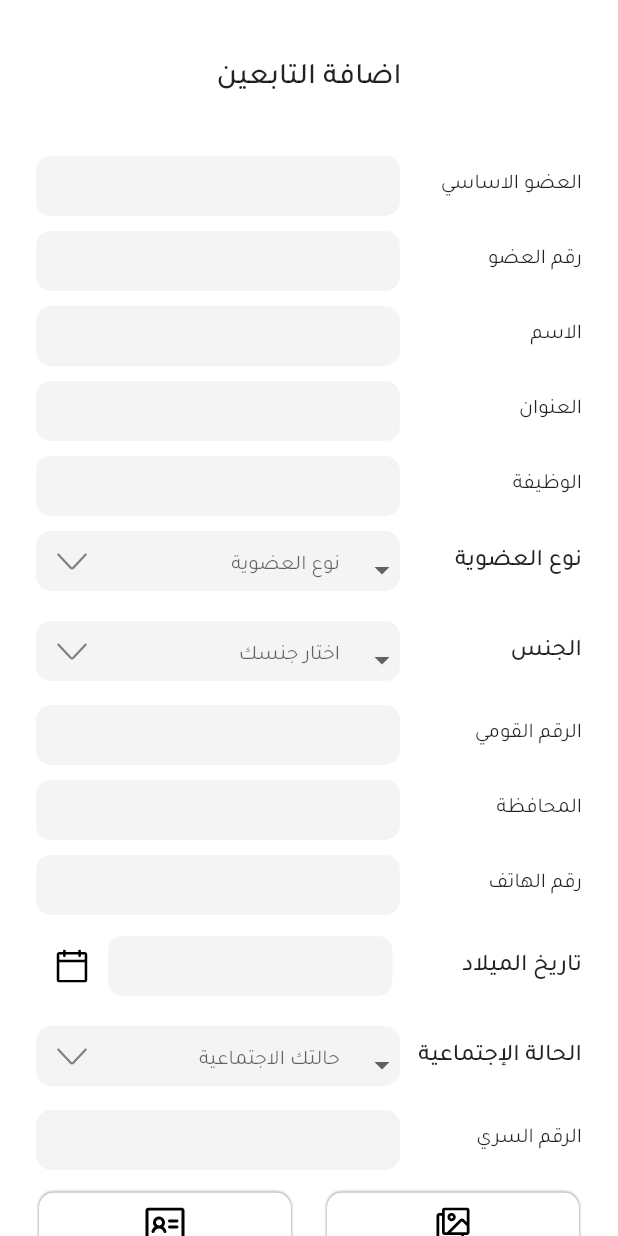
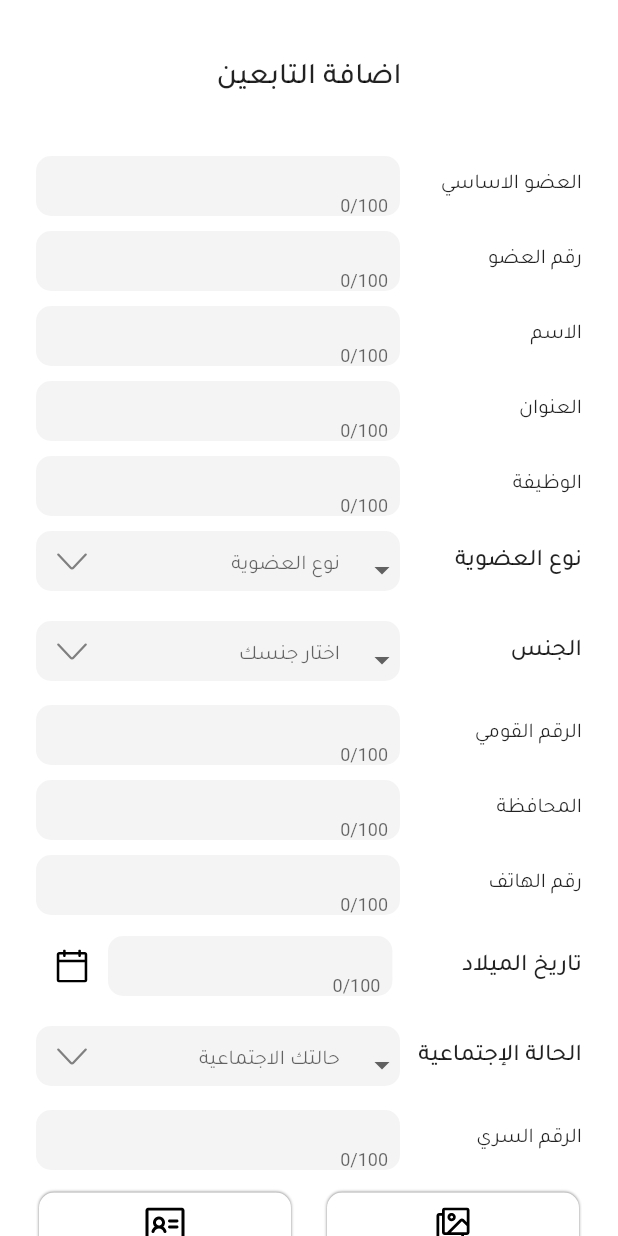
Before and after one commit to MahmoudHosni/edhp-main, a Flutter app: the AddRelativesScreen screen opened by its route, on a phone screen of 412 x 824 dp. Run offline on Flutter 3.47's test engine with Material 2 defaults, Android fonts, the phone set to English and light mode, and no system bars; our stand-ins replace bloc, cached_network_image, dio, dropdown_button2, equatable, flutter_bloc and 5 more; missing offline and left inert: flutter_file_dialog; accounts and stored records are empty.

Commit message:
save code 26-12-2023

```diff
--- a/lib/core/utils/app_components/widgets/default_text_form_filed_without_label.dart
+++ b/lib/core/utils/app_components/widgets/default_text_form_filed_without_label.dart
@@ -20,8 +20,9 @@ class DefaultTextFormFieldWithoutLabel extends StatelessWidget {
   bool isClickable = true;
   double? radius = 10;
   String? error;
+  int maxLen;
 
-  DefaultTextFormFieldWithoutLabel({Key? key, this.error='',
+  DefaultTextFormFieldWithoutLabel({Key? key,required this.maxLen, this.error='',
   required this.controller,
   required this.keyboardType,
   this.onSubmit,
@@ -50,7 +51,7 @@ class DefaultTextFormFieldWithoutLabel extends StatelessWidget {
       child: Padding(
         padding: const EdgeInsets.symmetric(horizontal: 8.0),
         child: TextFormField(
-          textAlign: TextAlign.end,
+          textAlign: TextAlign.end,maxLength: maxLen,
           enabled: isClickable,
           style: Styles.textStyle14W400,
           minLines: minLines,
--- a/lib/features/add_relatives/add_relatives_screen.dart
+++ b/lib/features/add_relatives/add_relatives_screen.dart
@@ -56,7 +56,7 @@ class AddRelativesScreen extends StatelessWidget {
                 const SizedBox(
                   height: 40,
                 ),
-                MembershipTextFormField(error: primaryMemberController.text.length==14?'':"",onSummit: (value) {
+                MembershipTextFormField(maxLength: 100,error: primaryMemberController.text.length==14?'':"",onSummit: (value) {
 
                    },
                   validation: (value){
@@ -66,7 +66,7 @@ class AddRelativesScreen extends StatelessWidget {
                   textInputType: TextInputType.text,
                   nameOfField: 'العضو الاساسي',
                 ),
-                MembershipTextFormField(error: memberNumberController.text.length==14?'':"",onSummit: (value) {
+                MembershipTextFormField(maxLength: 100,error: memberNumberController.text.length==14?'':"",onSummit: (value) {
 
                    },
                   validation: (value){
@@ -76,7 +76,7 @@ class AddRelativesScreen extends StatelessWidget {
                   textInputType: TextInputType.text,
                   nameOfField: 'رقم العضو',
                 ),
-                MembershipTextFormField(error: nameController.text.length==14?'':"",onSummit: (value) {
+                MembershipTextFormField(maxLength: 100,error: nameController.text.length==14?'':"",onSummit: (value) {
 
                 },
                   validation: (value){
@@ -86,7 +86,7 @@ class AddRelativesScreen extends StatelessWidget {
                   textInputType: TextInputType.text,
                   nameOfField: 'الاسم',
                 ),
-                MembershipTextFormField(error: addressController.text.length==14?'':"",onSummit: (value) {
+                MembershipTextFormField(maxLength: 100,error: addressController.text.length==14?'':"",onSummit: (value) {
 
                 },
                   validation: (value){
@@ -96,7 +96,7 @@ class AddRelativesScreen extends StatelessWidget {
                   textInputType: TextInputType.text,
                   nameOfField: 'العنوان',
                 ),
-                MembershipTextFormField(error: jobController.text.length==14?'':"",onSummit: (value) {
+                MembershipTextFormField(maxLength: 100,error: jobController.text.length==14?'':"",onSummit: (value) {
 
                 },
                   validation: (value){
@@ -242,7 +242,7 @@ class AddRelativesScreen extends StatelessWidget {
                 const SizedBox(
                   height: 16,
                 ),
-                MembershipTextFormField(error: notationIdController.text.length==14?'':"",onSummit: (value) {
+                MembershipTextFormField(maxLength: 100,error: notationIdController.text.length==14?'':"",onSummit: (value) {
 
                 },
                   validation: (value){
@@ -252,7 +252,7 @@ class AddRelativesScreen extends StatelessWidget {
                   textInputType: TextInputType.number,
                   nameOfField: 'الرقم القومي',
                 ),
-                MembershipTextFormField(error: governorateController.text.length==14?'':"",onSummit: (value) {
+                MembershipTextFormField(maxLength: 100,error: governorateController.text.length==14?'':"",onSummit: (value) {
 
                 },
                   validation: (value){
@@ -262,7 +262,7 @@ class AddRelativesScreen extends StatelessWidget {
                   textInputType: TextInputType.text,
                   nameOfField: 'المحافظة',
                 ),
-                MembershipTextFormField(error: phoneNumberController.text.length==14?'':"",onSummit: (value) {
+                MembershipTextFormField(maxLength: 100,error: phoneNumberController.text.length==14?'':"",onSummit: (value) {
 
                 },
                   validation: (value){
@@ -282,7 +282,7 @@ class AddRelativesScreen extends StatelessWidget {
                     ),
                     Expanded(
                       flex: 6,
-                      child: DefaultTextFormFieldWithoutLabel(error: birthDateController.text.length==14?'':"",
+                      child: DefaultTextFormFieldWithoutLabel(maxLen: 100,error: birthDateController.text.length==14?'':"",
                         controller: birthDateController,
                         keyboardType: TextInputType.text,
                         validation: (value){},
@@ -363,7 +363,7 @@ class AddRelativesScreen extends StatelessWidget {
                 const SizedBox(
                   height: 16,
                 ),
-                MembershipTextFormField(error: passwordController.text.length==14?'':"",onSummit: (value) {
+                MembershipTextFormField(maxLength: 100,error: passwordController.text.length==14?'':"",onSummit: (value) {
 
                 },
                   validation: (value){
--- a/lib/features/confirm_membership_data/confirm_membership_data_screen.dart
+++ b/lib/features/confirm_membership_data/confirm_membership_data_screen.dart
@@ -64,8 +64,8 @@ class _ConfirmMembershipDataScreenState extends State<ConfirmMembershipDataScree
                     const SizedBox(
                       height: 34,
                     ),
-                    ConfirmDataFieldAndValueItem(field: 'الإسم', value: (CacheHelper.getData(key: 'name') )),
-                    ConfirmDataFieldAndValueItem(field: 'رقم الهاتف', value: CacheHelper.getData(key: 'profile')),
+                    ConfirmDataFieldAndValueItem(field: 'الإسم', value: (CacheHelper.getData(key: 'profile') )),
+                    ConfirmDataFieldAndValueItem(field: 'رقم الهاتف', value: CacheHelper.getData(key: 'name')),
                     ConfirmDataFieldAndValueItem(field: 'الجنس', value: widget.subscriptionRequest.Gender==1?genderItems[0]:genderItems[1]),
                     ConfirmDataFieldAndValueItem(field: 'الرقم القومي', value: widget.subscriptionRequest?.IdentityNumber ??''),
                     ConfirmDataFieldAndValueItem(field: 'المبلغ', value: widget.subscriptionRequest.Cost ??''),
--- a/lib/features/edit_profile/edit_profile_screen.dart
+++ b/lib/features/edit_profile/edit_profile_screen.dart
@@ -136,7 +136,7 @@ class EditProfileScreen extends StatelessWidget {
                           height: MediaQuery.of(context).size.height / 25,
                         ),
                         const Align(alignment: AlignmentDirectional.centerEnd,child: Text('الإسم' , style: Styles.textStyle16W500,),),
-                        DefaultTextFormFieldWithoutLabel(error: nameController.text.length==14?'':"",
+                        DefaultTextFormFieldWithoutLabel(maxLen:  100,error: nameController.text.length==14?'':"",
                           controller: nameController,onChange: (value) => {
                               nameController.text = value
                           },
@@ -152,7 +152,7 @@ class EditProfileScreen extends StatelessWidget {
                           height: 15,
                         ),
                         const Align(alignment: AlignmentDirectional.centerEnd,child: Text('اسم المستخدم' , style: Styles.textStyle16W500,),),
-                        DefaultTextFormFieldWithoutLabel(error: usernameController.text.length==14?'':"",
+                        DefaultTextFormFieldWithoutLabel(maxLen : 100,error: usernameController.text.length==14?'':"",
                           controller: usernameController,
                           keyboardType: TextInputType.text,
                           validation: (value){
@@ -167,7 +167,7 @@ class EditProfileScreen extends StatelessWidget {
                           height: 15,
                         ),
                         const Align(alignment: AlignmentDirectional.centerEnd,child: Text('الرقم القومي' , style: Styles.textStyle16W500,),),
-                        DefaultTextFormFieldWithoutLabel(error: identityNumberController.text.length==14?'':"",
+                        DefaultTextFormFieldWithoutLabel(maxLen: 100,error: identityNumberController.text.length==14?'':"",
                           controller: identityNumberController,
                           keyboardType: TextInputType.text,
                           validation: (value){
@@ -181,7 +181,7 @@ class EditProfileScreen extends StatelessWidget {
                           height: 15,
                         ),
                         const Align(alignment: AlignmentDirectional.centerEnd,child: Text('البريد الالكتروني' , style: Styles.textStyle16W500,),),
-                        DefaultTextFormFieldWithoutLabel(error: emailController.text.length==14?'':"",
+                        DefaultTextFormFieldWithoutLabel(maxLen: 100,error: emailController.text.length==14?'':"",
                           controller: emailController,
                           keyboardType: TextInputType.text,
                           validation: (value){
@@ -195,7 +195,7 @@ class EditProfileScreen extends StatelessWidget {
                           height: 15,
                         ),
                         const Align(alignment: AlignmentDirectional.centerEnd,child: Text('رقم الهاتف' , style: Styles.textStyle16W500,),),
-                        DefaultTextFormFieldWithoutLabel(error: phoneNumberController.text.length==14?'':"",
+                        DefaultTextFormFieldWithoutLabel(maxLen: 100,error: phoneNumberController.text.length==14?'':"",
                           controller: phoneNumberController,
                           keyboardType: TextInputType.number,
                           validation: (value){
--- a/lib/features/layout/cubit/cubit.dart
+++ b/lib/features/layout/cubit/cubit.dart
@@ -47,7 +47,8 @@ class LayoutCubit extends Cubit<LayoutStates>{
       adsImage = [];
       value.data.forEach((element) {
         var adv = Advertisement.fromJson(element);
-        adsImage.add('$baseUrl${EndPoint.imgPath}?referenceTypeId=4&referenceId=${adv.iD}');
+        print(adv.iD.toString());
+        adsImage.add('$baseUrl${EndPoint.imgPath}?referenceTypeId=4&referenceId=${adv.iD}&id=${Random().nextInt(100000)}');
         advertisements?.add(adv);
       });
 
--- a/lib/features/membership_data/widgets/membership_text_form_field.dart
+++ b/lib/features/membership_data/widgets/membership_text_form_field.dart
@@ -6,7 +6,7 @@ import '../../../core/utils/styles/styles.dart';
 class MembershipTextFormField extends StatelessWidget {
 
   MembershipTextFormField({
-    super.key,required this.error,
+    super.key,required this.maxLength,required this.error,
     required this.onSummit,
     required this.validation,
     required this.controller,
@@ -14,6 +14,7 @@ class MembershipTextFormField extends StatelessWidget {
     required this.nameOfField,
     this.isClickable = true,
   });
+  final int maxLength;
   final String error;
   final String? Function(String? value) onSummit;
   TextEditingController controller;
@@ -30,7 +31,7 @@ class MembershipTextFormField extends StatelessWidget {
           children: [
             Expanded(
               flex: 2,
-              child: DefaultTextFormFieldWithoutLabel(error: error,
+              child: DefaultTextFormFieldWithoutLabel(maxLen: maxLength,error: error,
                 controller: controller,onSubmit: onSummit,
                 keyboardType: textInputType,
                 validation: validation,onChange: validation,
--- a/lib/features/organization_membership/organization_membership_data/widgets/membership_text_form_field.dart
+++ b/lib/features/organization_membership/organization_membership_data/widgets/membership_text_form_field.dart
@@ -7,13 +7,13 @@ import '../../../../core/utils/styles/styles.dart';
 class MembershipTextFormField extends StatelessWidget {
 
   MembershipTextFormField({
-    super.key,
+    super.key,required this.maxLen,
     required this.validation,
     required this.controller,
     required this.textInputType,
     required this.nameOfField,
   });
-
+  final int maxLen;
   TextEditingController controller;
   TextInputType textInputType;
   final String? Function(String? value) validation;
@@ -27,7 +27,7 @@ class MembershipTextFormField extends StatelessWidget {
           children: [
             Expanded(
               flex: 2,
-              child: DefaultTextFormFieldWithoutLabel(
+              child: DefaultTextFormFieldWithoutLabel(maxLen: maxLen,
                 controller: controller,
                 keyboardType: textInputType,
                 validation: validation,
```
Also changed, not shown: lib/core/utils/DateAnaylser.dart (added, +43 -0 lines), lib/core/utils/app_components/widgets/GovernoratesView.dart (+4 -4 lines), lib/core/utils/app_components/widgets/UserSexType.dart (+4 -3 lines), lib/features/insurance_companies/SelectInsuranceCompany.dart (+9 -1 lines), lib/features/medical_record/medical_record_screen.dart (+5 -5 lines), lib/features/membership_data/membership_data_screen.dart (+51 -18 lines), lib/features/organization_membership/organization_membership_data/organization_membership_data_screen.dart (+41 -13 lines), lib/features/organization_membership/select_the_company/select_the_company_screen.dart (+10 -1 lines), lib/features/otp/otp_screen.dart (+4 -4 lines).
